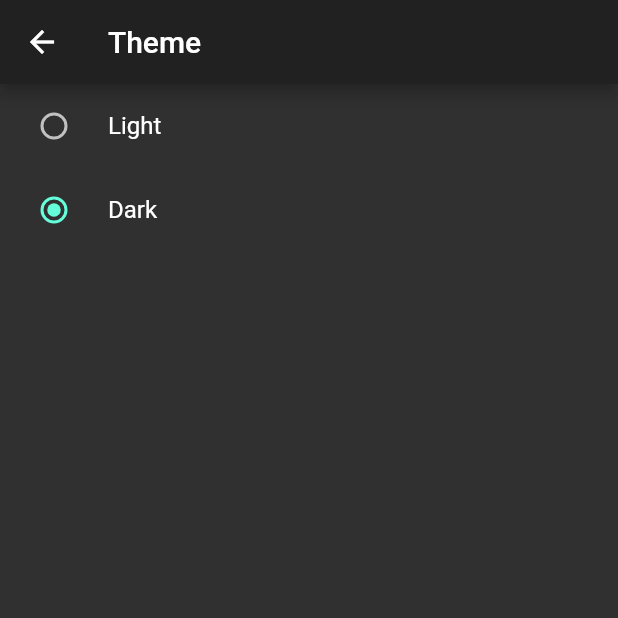
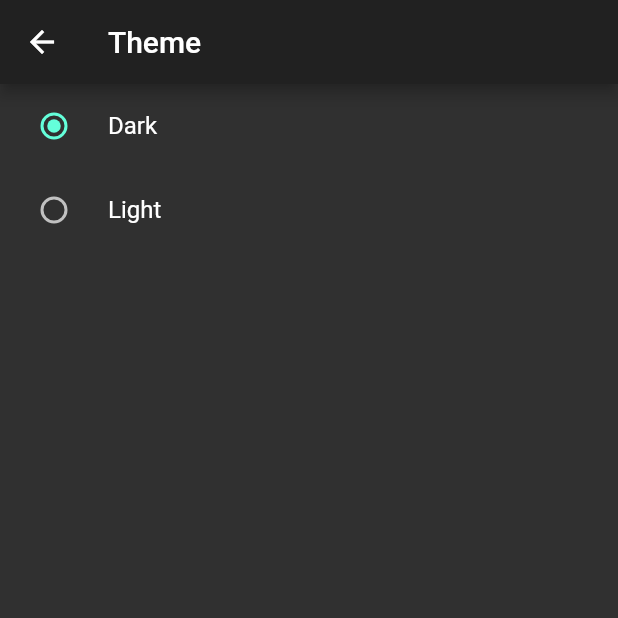
Before and after one commit to Throwy/billsmanager, a Flutter app: the SettingsPage screen opened directly, after a tap on "Theme", on a phone screen of 412 x 824 dp, the top half of it. Run offline on Flutter 3.47's test engine with Material 2 defaults, Android fonts, the phone set to English and light mode, and no system bars; our stand-ins replace shared_preferences; accounts and stored records are empty.

Commit message:
a few layout improvements

```diff
--- /dev/null
+++ b/lib/models/SettingsItem.dart
@@ -0,0 +1,7 @@
+import 'package:flutter/material.dart';
+
+class SettingsItem {
+  String title;
+  Widget widget;
+  SettingsItem(this.title, this.widget);
+}
--- a/lib/pages/settings/SettingsPage.dart
+++ b/lib/pages/settings/SettingsPage.dart
@@ -1,3 +1,4 @@
+import 'package:billsmanager/models/SettingsItem.dart';
 import 'package:billsmanager/pages/settings/ThemeSettingsPage.dart';
 import 'package:flutter/material.dart';
 
@@ -8,7 +9,9 @@ class SettingsPage extends StatefulWidget {
 class SettingsPageState extends State<SettingsPage> {
   TextStyle _style = TextStyle(fontSize: 22.0);
 
-  List<String> _settingsItems = ["Theme"];
+  List<SettingsItem> _settingsItems = [
+    new SettingsItem("Theme", new ThemeSettingsPage())
+  ];
 
   @override
   Widget build(BuildContext context) {
@@ -16,23 +19,26 @@ class SettingsPageState extends State<SettingsPage> {
       appBar: AppBar(
         title: Text("Settings"),
       ),
-      body: ListView(
-          children: _settingsItems.map<ListTile>((title) {
+      body: ListView.builder(
+        itemCount: _settingsItems.length,
+        itemBuilder: (context, i) {
+          if (i.isOdd) return Divider();
+
+          final index = i ~/ 2;
           return ListTile(
             title: Text(
-            title,
+              _settingsItems[index].title,
               style: _style,
             ),
             onTap: () => Navigator.push(
               context,
               MaterialPageRoute(
-              builder: (BuildContext context) => ThemeSettingsPage(
-                title: title,
-              ),
+                builder: (BuildContext context) => _settingsItems[index].widget
               ),
             ),
           );
-      }).toList()),
+        },
+      ),
     );
   }
 }
--- a/lib/pages/settings/ThemeSettingsPage.dart
+++ b/lib/pages/settings/ThemeSettingsPage.dart
@@ -3,9 +3,6 @@ import 'package:flutter/material.dart';
 import 'package:scoped_model/scoped_model.dart';
 
 class ThemeSettingsPage extends StatefulWidget {
-  ThemeSettingsPage({Key key, @required this.title}) : super(key: key);
-  final String title;
-
   ThemeSettingsState createState() => new ThemeSettingsState();
 }
 
@@ -14,10 +11,22 @@ class ThemeSettingsState extends State<ThemeSettingsPage> {
   Widget build(BuildContext context) {
     return Scaffold(
       appBar: AppBar(
-        title: Text(widget.title),
+        title: Text("Theme"),
       ),
       body: ListView(
         children: <Widget>[
+          ScopedModelDescendant<AppState>(
+            builder: (context, child, model) {
+              return RadioListTile(
+                title: Text("Dark"),
+                value: Brightness.dark,
+                groupValue: model.brightness,
+                onChanged: (value) {
+                  model.changeBrightness(value);
+                },
+              );
+            },
+          ),
           ScopedModelDescendant<AppState>(
             builder: (context, child, model) {
               return RadioListTile(
@@ -30,18 +39,6 @@ class ThemeSettingsState extends State<ThemeSettingsPage> {
               );
             },
           ),
-          ScopedModelDescendant<AppState>(
-            builder: (context, child, model) {
-              return RadioListTile(
-                title: Text("Dark"),
-                value: Brightness.dark,
-                groupValue: model.brightness,
-                onChanged: (value) {
-                  model.changeBrightness(value);
-                },
-              );
-            },
-          ),
         ],
       ),
     );
```
Lines whose indentation alone changed are shown as unchanged.
